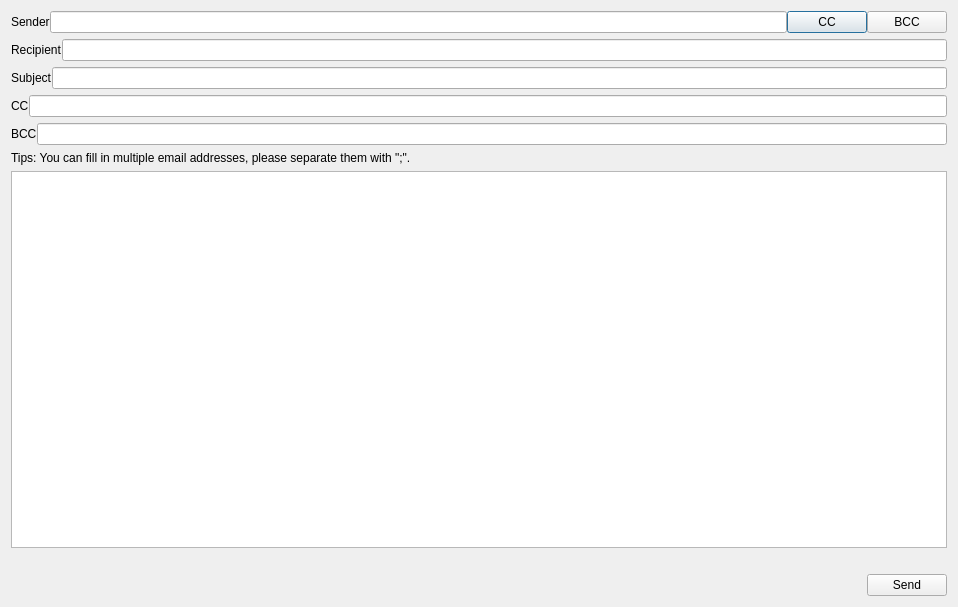
This is ui/SendMailDialog.ui in saturneric/GpgFrontend as Qt 5 draws it before an edit. The edited form follows.
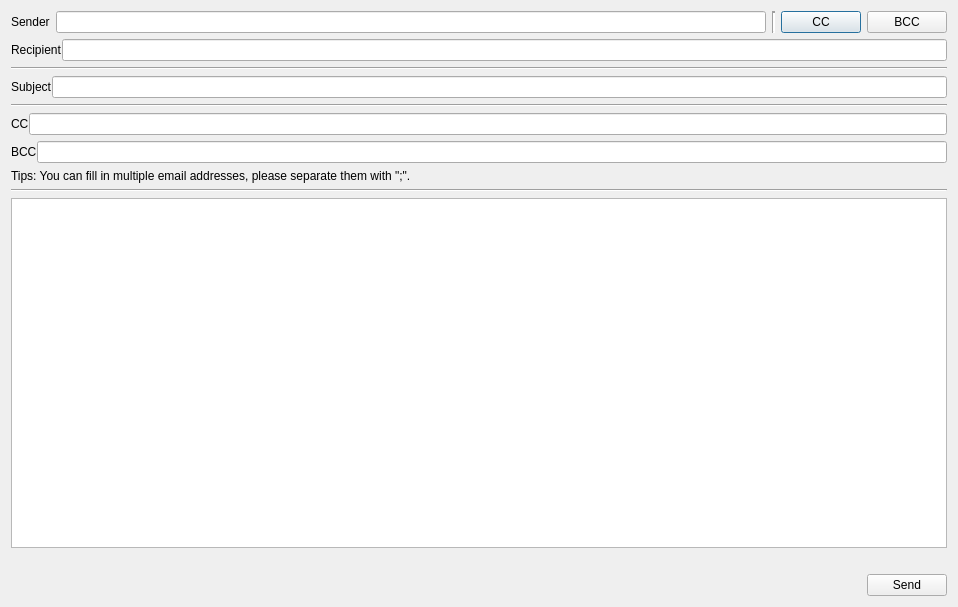
This is the edited form.

Patch:
```diff
--- a/ui/SendMailDialog.ui
+++ b/ui/SendMailDialog.ui
@@ -32,7 +32,7 @@
       <widget class="QWidget" name="horizontalWidget" native="true">
        <layout class="QHBoxLayout" name="horizontalLayout">
         <property name="spacing">
-         <number>0</number>
+         <number>6</number>
         </property>
         <property name="leftMargin">
          <number>0</number>
@@ -59,6 +59,22 @@
         <item>
          <widget class="QLineEdit" name="senderEdit"/>
         </item>
+        <item>
+         <widget class="Line" name="line">
+          <property name="toolTipDuration">
+           <number>0</number>
+          </property>
+          <property name="autoFillBackground">
+           <bool>false</bool>
+          </property>
+          <property name="lineWidth">
+           <number>2</number>
+          </property>
+          <property name="orientation">
+           <enum>Qt::Vertical</enum>
+          </property>
+         </widget>
+        </item>
         <item>
          <widget class="QPushButton" name="ccButton">
           <property name="text">
@@ -110,6 +126,13 @@
        </layout>
       </widget>
      </item>
+     <item>
+      <widget class="Line" name="line_2">
+       <property name="orientation">
+        <enum>Qt::Horizontal</enum>
+       </property>
+      </widget>
+     </item>
      <item>
       <widget class="QWidget" name="horizontalWidget_5" native="true">
        <layout class="QHBoxLayout" name="horizontalLayout_6">
@@ -144,6 +167,13 @@
        </layout>
       </widget>
      </item>
+     <item>
+      <widget class="Line" name="line_4">
+       <property name="orientation">
+        <enum>Qt::Horizontal</enum>
+       </property>
+      </widget>
+     </item>
      <item>
       <widget class="QWidget" name="ccInputWidget" native="true">
        <layout class="QHBoxLayout" name="horizontalLayout_2">
@@ -219,6 +249,13 @@
        </property>
       </widget>
      </item>
+     <item>
+      <widget class="Line" name="line_3">
+       <property name="orientation">
+        <enum>Qt::Horizontal</enum>
+       </property>
+      </widget>
+     </item>
      <item>
       <widget class="QTextEdit" name="textEdit"/>
      </item>
```
